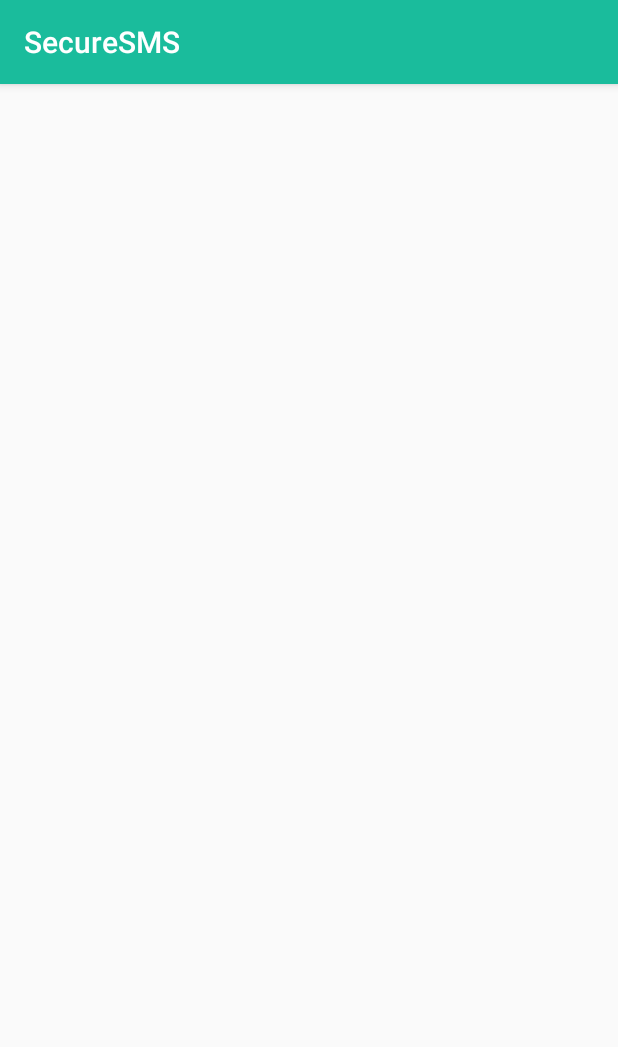
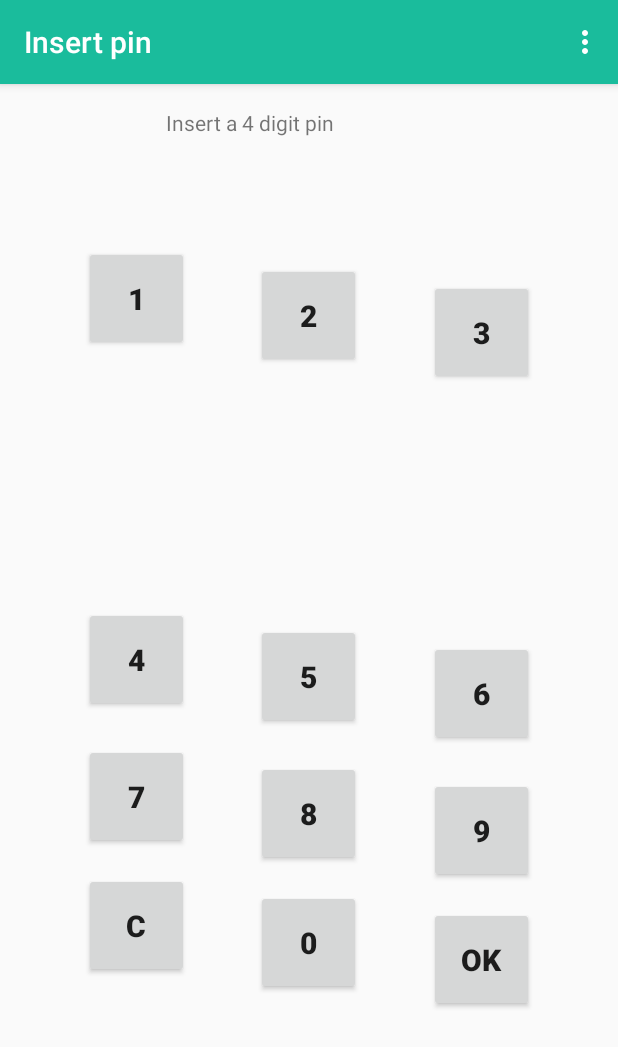
Before and after one commit to ericafaraoni/SecureSMS, an Android app: the PinActivity screen opened directly, with no data from a screen before it, on a phone screen of 412 x 824 dp. Shown: the top 1047 px of the screen. Run offline under Robolectric (Android 15) with nearby library versions, the phone set to English and light mode, and no system bars; 1 statement that could not run was skipped.

Commit message:
New classes added

```diff
--- a/app/build.gradle
+++ b/app/build.gradle
@@ -26,4 +26,5 @@ dependencies {
     compile fileTree(dir: 'libs', include: ['*.jar'])
     testCompile 'junit:junit:4.12'
     compile 'com.android.support:appcompat-v7:24.0.0'
+    compile 'com.android.support:design:24.0.0'
 }
--- a/app/src/main/java/com/ssms/securesms/PinActivity.java
+++ b/app/src/main/java/com/ssms/securesms/PinActivity.java
@@ -1,13 +1,149 @@
 package com.ssms.securesms;
 
+import android.content.Intent;
+import android.support.v4.app.Fragment;
 import android.support.v7.app.AppCompatActivity;
 import android.os.Bundle;
+import android.view.LayoutInflater;
+import android.view.Menu;
+import android.view.MenuItem;
+import android.view.View;
+import android.view.ViewGroup;
+import android.widget.Button;
+import android.widget.TextView;
+import android.widget.Toast;
 
-public class PinActivity extends AppCompatActivity {
+public class PinActivity extends AppCompatActivity implements View.OnClickListener {
+
+    private String action = "";
 
     @Override
     protected void onCreate(Bundle savedInstanceState) {
+
         super.onCreate(savedInstanceState);
         setContentView(R.layout.activity_pin);
+
+        if (savedInstanceState == null) {
+            getSupportFragmentManager().beginTransaction()
+                    .add(R.id.container, new InsertNumberFragment()).commit();
+        }
+
+        // Retrieve the operation
+        Intent intent = getIntent();
+        action = intent.getStringExtra("action");
+
+        // Keyboard buttons
+        Button keyboard[] = new Button[12];
+        keyboard[0] = (Button) findViewById(R.id.ButtonKeypad1PinActivity);
+        keyboard[1] = (Button) findViewById(R.id.ButtonKeypad2PinActivity);
+        keyboard[2] = (Button) findViewById(R.id.ButtonKeypad3PinActivity);
+        keyboard[3] = (Button) findViewById(R.id.ButtonKeypad4PinActivity);
+        keyboard[4] = (Button) findViewById(R.id.ButtonKeypad5PinActivity);
+        keyboard[5] = (Button) findViewById(R.id.ButtonKeypad6PinActivity);
+        keyboard[6] = (Button) findViewById(R.id.ButtonKeypad7PinActivity);
+        keyboard[7] = (Button) findViewById(R.id.ButtonKeypad8PinActivity);
+        keyboard[8] = (Button) findViewById(R.id.ButtonKeypad9PinActivity);
+        keyboard[9] = (Button) findViewById(R.id.ButtonKeypadBackPinActivity);
+        keyboard[10] = (Button) findViewById(R.id.ButtonKeypad0PinActivity);
+        keyboard[11] = (Button) findViewById(R.id.ButtonKeypadOkPinActivity);
+        // set keyboard buttons listener
+        for(int i=0; i<keyboard.length; i++)
+            keyboard[i].setOnClickListener(this);
     }
+
+    /*
+         Gestione button
+    */
+    @Override
+    public void onClick(View arg0)
+    {
+        Intent nextActivityIntent = new Intent(this, TelephoneNumberActivity.class);
+        TextView pinTextView = (TextView) findViewById(R.id.textViewPinActivity);
+        String pinText = pinTextView.getText().toString();
+
+        switch(arg0.getId())
+        {
+            case R.id.ButtonKeypadBackPinActivity:
+                if(pinText.length() > 0)
+                    pinText = pinText.substring(0, pinText.length() - 1);
+                break;
+
+            case R.id.ButtonKeypadOkPinActivity:
+                if(pinText.length() != 4)
+                {
+                    Toast.makeText(getApplicationContext(), "Il PIN deve essere di 4 cifre", Toast.LENGTH_LONG).show();
+                    break;
+                }
+                else
+                {
+                    if(action.equals("SEND"))
+                    {
+                        nextActivityIntent.putExtra("action","SEND");
+                        nextActivityIntent.putExtra("nonceA",pinText);
+                    }
+                    else
+                    {
+                        nextActivityIntent.putExtra("action","RECEIVE");
+                        nextActivityIntent.putExtra("nonceB",pinText);
+                    }
+                }
+                startActivity(nextActivityIntent);
+
+                break;
+
+            default:
+                if(pinText.length() < 4)
+                {
+                    Button b = (Button)arg0;
+                    pinText += b.getText().toString();
+                }
+                else
+                    Toast.makeText(getApplicationContext(), "Premi OK per continuare", Toast.LENGTH_LONG).show();
+                break;
+
+        }
+
+        pinTextView.setText(pinText);
+    }
+
+    /*
+         Creazione menu
+    */
+    @Override
+    public boolean onCreateOptionsMenu(Menu menu) {
+
+        getMenuInflater().inflate(R.menu.main, menu);
+        return true;
+    }
+
+    @Override
+    public boolean onOptionsItemSelected(MenuItem item) {
+
+        int id = item.getItemId();
+        if (id == R.id.MENU_1) {
+            /*
+                Codice di gestione della voce MENU_1
+             */
+            return true;
+        }
+        return super.onOptionsItemSelected(item);
+    }
+
+    /*
+         Creazione fragment
+    */
+    public static class InsertNumberFragment extends Fragment {
+
+        public InsertNumberFragment() {
+        }
+
+        @Override
+        public View onCreateView(LayoutInflater inflater, ViewGroup container,
+                                 Bundle savedInstanceState) {
+            View rootView = inflater.inflate(R.layout.fragment_insert_number, container,
+                    false);
+            return rootView;
+        }
+    }
+
 }
--- /dev/null
+++ b/app/src/main/res/layout/activity_telephone_number.xml
@@ -0,0 +1,6 @@
+<?xml version="1.0" encoding="utf-8"?>
+<LinearLayout xmlns:android="http://schemas.android.com/apk/res/android"
+    android:orientation="vertical" android:layout_width="match_parent"
+    android:layout_height="match_parent">
+
+</LinearLayout>
--- /dev/null
+++ b/app/src/main/res/layout/fragment_insert_number.xml
@@ -0,0 +1,158 @@
+<?xml version="1.0" encoding="utf-8"?>
+<RelativeLayout xmlns:android="http://schemas.android.com/apk/res/android"
+    xmlns:tools="http://schemas.android.com/tools"
+    android:id="@+id/container"
+    android:layout_width="match_parent"
+    android:layout_height="match_parent"
+    android:paddingBottom="@dimen/activity_vertical_margin"
+    android:paddingLeft="@dimen/activity_horizontal_margin"
+    android:paddingRight="@dimen/activity_horizontal_margin"
+    android:paddingTop="@dimen/activity_vertical_margin"
+    tools:context="com.ssms.securesms.PinActivity" >
+
+    <TextView
+        android:id="@+id/textView1"
+        android:layout_width="300sp"
+        android:layout_height="wrap_content"
+        android:gravity="center_horizontal"
+        android:text="@string/activity_pin_textview_text" />
+
+    <TextView
+        android:id="@+id/textViewPinActivity"
+        android:layout_width="300sp"
+        android:layout_height="50sp"
+        android:layout_alignParentTop="true"
+        android:layout_centerHorizontal="true"
+        android:layout_marginTop="26dp"
+        android:gravity="center_horizontal"
+        android:textSize="35sp" />
+
+    <Button android:id="@+id/ButtonKeypad1PinActivity"
+        android:layout_width="70dp"
+        android:layout_height="70dp"
+        android:layout_alignLeft="@+id/textViewPinActivity"
+        android:layout_below="@+id/textViewPinActivity"
+        android:layout_marginTop="16dp"
+        android:text="@string/key_board_1"
+        android:textSize="20sp"
+        android:textStyle="bold" />
+
+    <Button	android:id="@+id/ButtonKeypad2PinActivity"
+        android:layout_width="70dp"
+        android:layout_height="70dp"
+        android:layout_alignBaseline="@+id/ButtonKeypad1PinActivity"
+        android:layout_alignBottom="@+id/ButtonKeypad1PinActivity"
+        android:layout_centerHorizontal="true"
+        android:text="@string/key_board_2"
+        android:textSize="20sp"
+        android:textStyle="bold" />
+
+    <Button	android:id="@+id/ButtonKeypad3PinActivity"
+        android:layout_width="70dp"
+        android:layout_height="70dp"
+        android:layout_alignBaseline="@+id/ButtonKeypad2PinActivity"
+        android:layout_alignBottom="@+id/ButtonKeypad2PinActivity"
+        android:layout_alignRight="@+id/textViewPinActivity"
+        android:text="@string/key_board_3"
+        android:textSize="20sp"
+        android:textStyle="bold" />
+
+    <Button
+        android:id="@+id/ButtonKeypad4PinActivity"
+        android:layout_width="70dp"
+        android:layout_height="70dp"
+        android:layout_alignLeft="@+id/ButtonKeypad1PinActivity"
+        android:layout_centerVertical="true"
+        android:text="@string/key_board_4"
+        android:textSize="20sp"
+        android:textStyle="bold" />
+
+    <Button
+        android:id="@+id/ButtonKeypad5PinActivity"
+        android:layout_width="70dp"
+        android:layout_height="70dp"
+        android:layout_alignBaseline="@+id/ButtonKeypad4PinActivity"
+        android:layout_alignBottom="@+id/ButtonKeypad4PinActivity"
+        android:layout_alignLeft="@+id/ButtonKeypad2PinActivity"
+        android:text="@string/key_board_5"
+        android:textSize="20sp"
+        android:textStyle="bold" />
+
+    <Button
+        android:id="@+id/ButtonKeypad6PinActivity"
+        android:layout_width="70dp"
+        android:layout_height="70dp"
+        android:layout_alignBaseline="@+id/ButtonKeypad5PinActivity"
+        android:layout_alignBottom="@+id/ButtonKeypad5PinActivity"
+        android:layout_alignLeft="@+id/ButtonKeypad3PinActivity"
+        android:text="@string/key_board_6"
+        android:textSize="20sp"
+        android:textStyle="bold" />
+
+    <Button
+        android:id="@+id/ButtonKeypad7PinActivity"
+        android:layout_width="70dp"
+        android:layout_height="70dp"
+        android:layout_alignLeft="@+id/ButtonKeypad4PinActivity"
+        android:layout_below="@+id/ButtonKeypad4PinActivity"
+        android:layout_marginTop="21dp"
+        android:text="@string/key_board_7"
+        android:textSize="20sp"
+        android:textStyle="bold" />
+
+    <Button
+        android:id="@+id/ButtonKeypad8PinActivity"
+        android:layout_width="70dp"
+        android:layout_height="70dp"
+        android:layout_alignBaseline="@+id/ButtonKeypad7PinActivity"
+        android:layout_alignBottom="@+id/ButtonKeypad7PinActivity"
+        android:layout_alignLeft="@+id/ButtonKeypad5PinActivity"
+        android:text="@string/key_board_8"
+        android:textSize="20sp"
+        android:textStyle="bold" />
+
+    <Button
+        android:id="@+id/ButtonKeypad9PinActivity"
+        android:layout_width="70dp"
+        android:layout_height="70dp"
+        android:layout_alignBaseline="@+id/ButtonKeypad8PinActivity"
+        android:layout_alignBottom="@+id/ButtonKeypad8PinActivity"
+        android:layout_alignLeft="@+id/ButtonKeypad6PinActivity"
+        android:text="@string/key_board_9"
+        android:textSize="20sp"
+        android:textStyle="bold" />
+
+    <Button
+        android:id="@+id/ButtonKeypadBackPinActivity"
+        android:layout_width="70dp"
+        android:layout_height="70dp"
+        android:layout_alignLeft="@+id/ButtonKeypad7PinActivity"
+        android:layout_below="@+id/ButtonKeypad7PinActivity"
+        android:layout_marginTop="16dp"
+        android:text="@string/key_board_cancel"
+        android:textSize="20sp"
+        android:textStyle="bold" />
+
+    <Button
+        android:id="@+id/ButtonKeypad0PinActivity"
+        android:layout_width="70dp"
+        android:layout_height="70dp"
+        android:layout_alignBaseline="@+id/ButtonKeypadBackPinActivity"
+        android:layout_alignBottom="@+id/ButtonKeypadBackPinActivity"
+        android:layout_alignLeft="@+id/ButtonKeypad8PinActivity"
+        android:text="@string/key_board_0"
+        android:textSize="20sp"
+        android:textStyle="bold" />
+
+    <Button
+        android:id="@+id/ButtonKeypadOkPinActivity"
+        android:layout_width="70dp"
+        android:layout_height="70dp"
+        android:layout_alignBaseline="@+id/ButtonKeypad0PinActivity"
+        android:layout_alignBottom="@+id/ButtonKeypad0PinActivity"
+        android:layout_alignLeft="@+id/ButtonKeypad9PinActivity"
+        android:text="@string/ok"
+        android:textSize="20sp"
+        android:textStyle="bold" />
+
+</RelativeLayout>
--- /dev/null
+++ b/app/src/main/res/layout/fragment_telephone_number.xml
@@ -0,0 +1,6 @@
+<?xml version="1.0" encoding="utf-8"?>
+<LinearLayout xmlns:android="http://schemas.android.com/apk/res/android"
+    android:orientation="vertical" android:layout_width="match_parent"
+    android:layout_height="match_parent">
+
+</LinearLayout>
--- /dev/null
+++ b/app/src/main/res/values-v21/styles.xml
@@ -0,0 +1,9 @@
+<resources>
+
+    <style name="AppTheme.NoActionBar">
+        <item name="windowActionBar">false</item>
+        <item name="windowNoTitle">true</item>
+        <item name="android:windowDrawsSystemBarBackgrounds">true</item>
+        <item name="android:statusBarColor">@android:color/transparent</item>
+    </style>
+</resources>
--- a/app/src/main/res/values/dimens.xml
+++ b/app/src/main/res/values/dimens.xml
@@ -2,4 +2,5 @@
     <!-- Default screen margins, per the Android Design guidelines. -->
     <dimen name="activity_horizontal_margin">16dp</dimen>
     <dimen name="activity_vertical_margin">16dp</dimen>
+    <dimen name="fab_margin">16dp</dimen>
 </resources>
--- a/app/src/main/res/values/strings.xml
+++ b/app/src/main/res/values/strings.xml
@@ -1,3 +1,21 @@
 <resources>
     <string name="app_name">SecureSMS</string>
+
+    <string name="title_activity_pin">Insert pin</string>
+    <string name="activity_pin_textview_text">Insert a 4 digit pin</string>
+    <string name="key_board_1">1</string>
+    <string name="key_board_2">2</string>
+    <string name="key_board_3">3</string>
+    <string name="key_board_4">4</string>
+    <string name="key_board_5">5</string>
+    <string name="key_board_6">6</string>
+    <string name="key_board_7">7</string>
+    <string name="key_board_8">8</string>
+    <string name="key_board_9">9</string>
+    <string name="key_board_0">0</string>
+    <string name="key_board_cancel">C</string>
+    <string name="ok">OK</string>
+    <string name="title_activity_telephone_number">TelephoneNumberActivity</string>
+    <string name="action_settings">Settings</string>
+
 </resources>
--- a/app/src/main/res/values/styles.xml
+++ b/app/src/main/res/values/styles.xml
@@ -8,4 +8,13 @@
         <item name="colorAccent">@color/colorAccent</item>
     </style>
 
+    <style name="AppTheme.NoActionBar">
+        <item name="windowActionBar">false</item>
+        <item name="windowNoTitle">true</item>
+    </style>
+
+    <style name="AppTheme.AppBarOverlay" parent="ThemeOverlay.AppCompat.Dark.ActionBar" />
+
+    <style name="AppTheme.PopupOverlay" parent="ThemeOverlay.AppCompat.Light" />
+
 </resources>
```
Also changed, not shown: app/src/main/AndroidManifest.xml (+12 -1 lines), app/src/main/java/com/ssms/securesms/AsymmetricCipher.java (added, +36 -0 lines), app/src/main/java/com/ssms/securesms/KeyStorage.java (added, +112 -0 lines), app/src/main/java/com/ssms/securesms/MainActivity.java (+26 -24 lines), app/src/main/java/com/ssms/securesms/SymmetricCipher.java (added, +59 -0 lines), app/src/main/java/com/ssms/securesms/TelephoneNumberActivity.java (added, +37 -0 lines), app/src/main/res/layout/fragment_pin.xml (deleted, +0 -33 lines), app/src/main/res/menu/menu_telephone_number.xml (added, +10 -0 lines).
